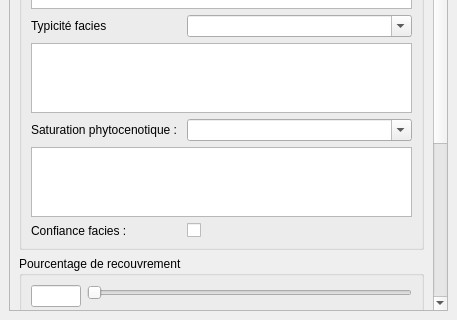
Qt form src/ui/form_sigmaf.ui (IGNF/saisie_carhab) before a commit; both pictures show x 0 to 457 and y 367 to 687 of the 457 by 687 pixel window.
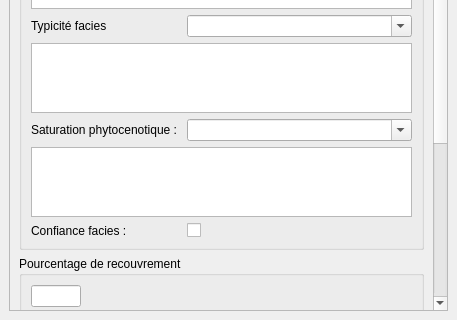
The same form after that commit.

Commit message: mise à jour des formulaires parents à la volée

```diff
--- a/src/ui/form_sigmaf.ui
+++ b/src/ui/form_sigmaf.ui
@@ -226,13 +226,6 @@
            <string>Pourcentage de recouvrement</string>
           </property>
           <layout class="QFormLayout" name="formLayout_3">
-           <item row="1" column="1">
-            <widget class="QSlider" name="horizontalSlider">
-             <property name="orientation">
-              <enum>Qt::Horizontal</enum>
-             </property>
-            </widget>
-           </item>
            <item row="1" column="0">
             <widget class="QLineEdit" name="pct_recouv">
              <property name="maximumSize">
```
The commit also changes 1 other file.
